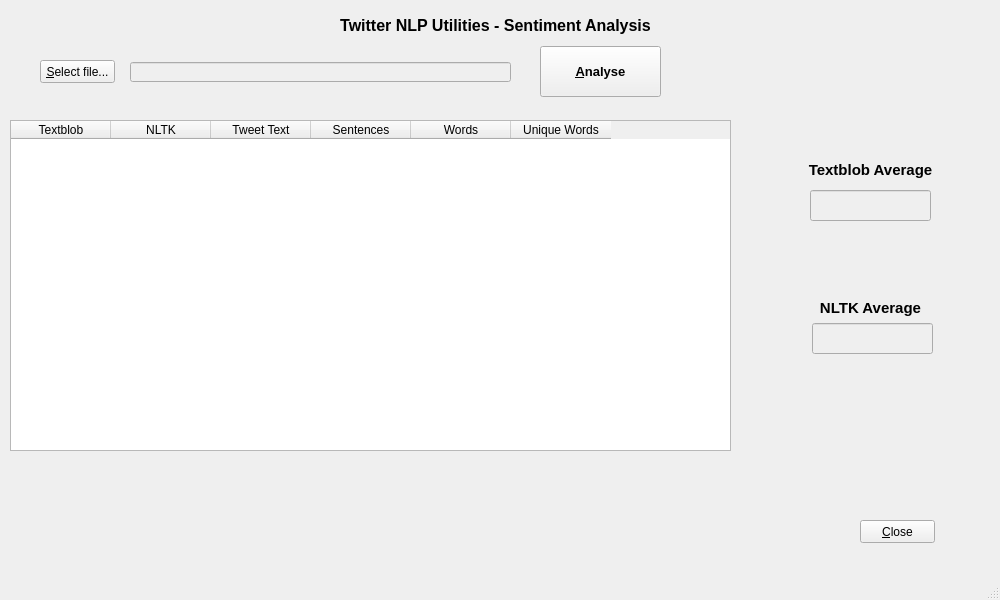
First picture: the form in gui_test/tweets_sentiment.ui, repository steincastillo/twitter-NLP, before the edit.
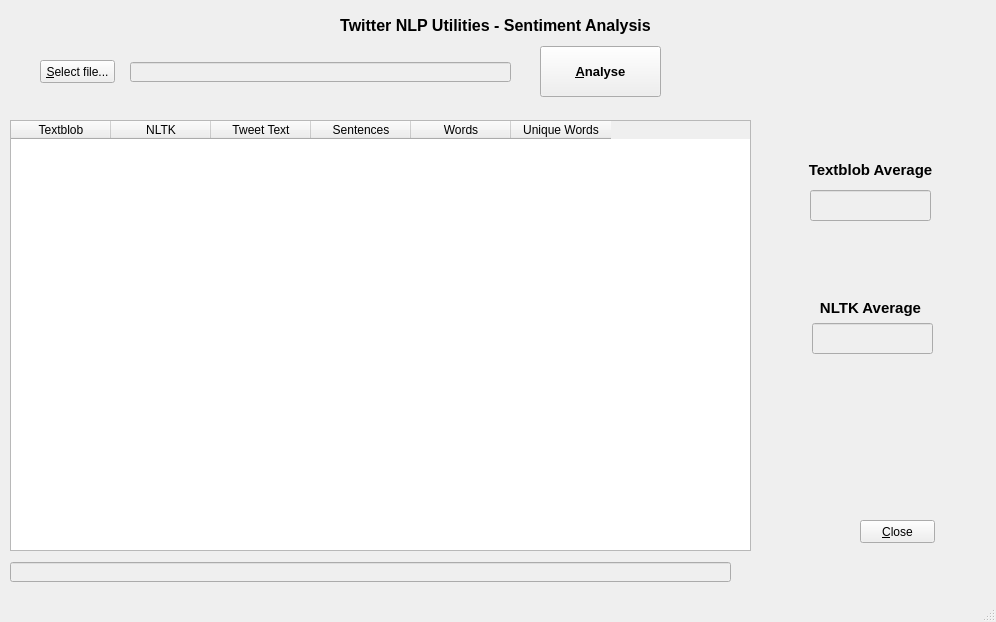
Second picture: the form after the edit.

Commit message: added tweet details pop up window, status line and JSON file update

Patch:
```diff
--- a/gui_test/tweets_sentiment.ui
+++ b/gui_test/tweets_sentiment.ui
@@ -6,8 +6,8 @@
    <rect>
     <x>0</x>
     <y>0</y>
-    <width>1000</width>
-    <height>600</height>
+    <width>996</width>
+    <height>622</height>
    </rect>
   </property>
   <property name="windowTitle">
@@ -104,8 +104,8 @@
      <rect>
       <x>10</x>
       <y>120</y>
-      <width>721</width>
-      <height>331</height>
+      <width>741</width>
+      <height>431</height>
      </rect>
     </property>
     <property name="verticalScrollBarPolicy">
@@ -243,6 +243,19 @@
      </font>
     </property>
    </widget>
+   <widget class="QLineEdit" name="lStatusline">
+    <property name="enabled">
+     <bool>false</bool>
+    </property>
+    <property name="geometry">
+     <rect>
+      <x>10</x>
+      <y>562</y>
+      <width>721</width>
+      <height>20</height>
+     </rect>
+    </property>
+   </widget>
   </widget>
   <widget class="QMenuBar" name="menubar">
    <property name="geometry">
```
Left out of the diff: 8 changed lines with no effect on the pictures. The commit also changes 1 other file.
